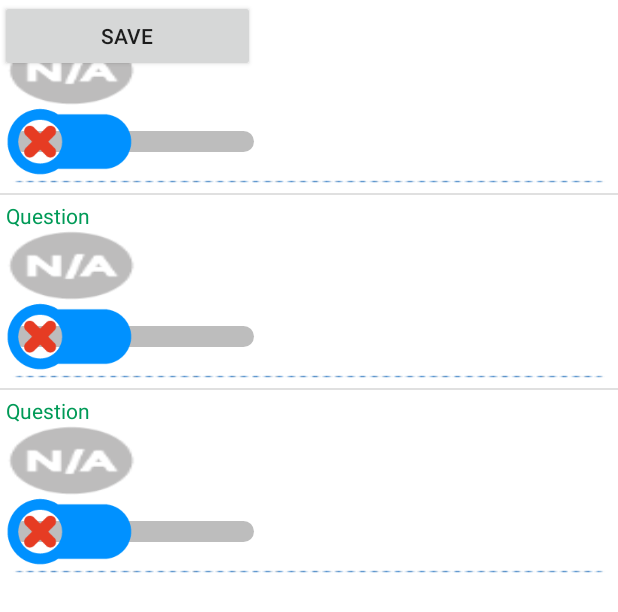
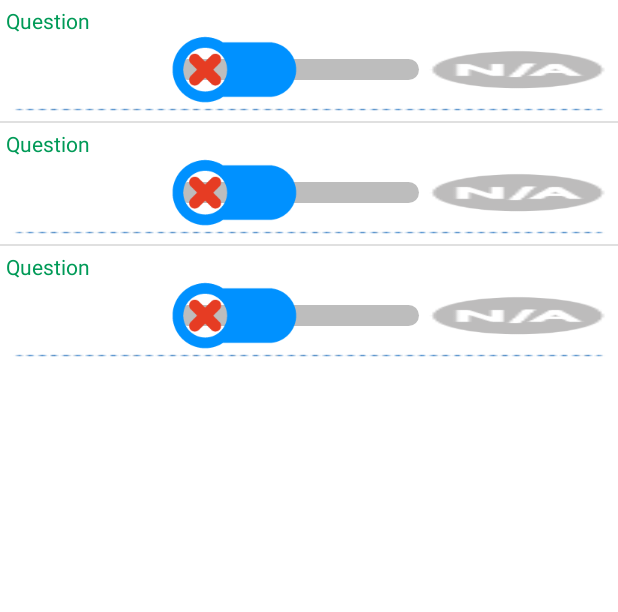
Before and after one commit to CityOfGosnells2015/DIYBusinessSecurity, an Android app: the layout fragment_checklist.xml on its own in the app's theme, with its tools: preview values and no code run, on a phone screen of 412 x 824 dp. Shown: the top 612 px of the screen. Run offline under Robolectric (Android 15) with nearby library versions, the phone set to English and light mode, and no system bars.

Commit message:
fixed checklist question positions

```diff
--- a/App/CityOfGosnellsDIYBusinessSecurity/app/src/main/res/drawable/button_na_effect.xml
+++ b/App/CityOfGosnellsDIYBusinessSecurity/app/src/main/res/drawable/button_na_effect.xml
@@ -7,12 +7,19 @@
 
     <item android:state_focused="true"
         android:state_pressed="false"
-        android:drawable="@drawable/ic_na" />
+        android:drawable="@drawable/ic_na"
+        android:layout_width="20px"
+        android:layout_height="40px"/>
     <item android:state_focused="true"
         android:state_pressed="true"
-        android:drawable="@drawable/ic_na_green" />
+        android:drawable="@drawable/ic_na_green"
+        android:layout_width="20px"
+        android:layout_height="40px"/>
     <item android:state_focused="false"
         android:state_pressed="true"
-        android:drawable="@drawable/ic_na_green" />
-    <item android:drawable="@drawable/ic_na" />
+        android:drawable="@drawable/ic_na_green"
+        android:layout_width="20px"
+        android:layout_height="40px"/>
+    <item android:drawable="@drawable/ic_na"
+     />
 </selector>
--- a/App/CityOfGosnellsDIYBusinessSecurity/app/src/main/res/layout/activity_display_checklist.xml
+++ b/App/CityOfGosnellsDIYBusinessSecurity/app/src/main/res/layout/activity_display_checklist.xml
@@ -13,27 +13,44 @@
         android:textColor="#009A57"
         android:text="Question" />
 
+<LinearLayout
+    android:layout_width="match_parent"
+    android:layout_height="match_parent">
 
-    <Button
-        android:id="@+id/myButton"
-        android:layout_width="wrap_content"
-        android:layout_height="wrap_content"
-        android:background="@drawable/button_na_effect"
-        android:thumb="@drawable/button_na_effect"
-        android:onClick="btnNAClick"
-        android:switchMinWidth="0dp"
-
-        />
     <Switch
         android:id="@+id/mySwitch"
+
+        android:paddingLeft="2px"
+        android:layout_marginRight="2px"
         android:layout_width="wrap_content"
         android:layout_height="wrap_content"
         android:background="@null"
         android:thumb="@drawable/button_effect"
-        android:switchMinWidth="0dp"
+        android:layout_weight="0.5"
+
+        android:layout_centerHorizontal="true"
+
 
         />
+    <Button
+        android:id="@+id/myButton"
 
+        android:layout_width="20px"
+        android:layout_height="40px"
+        android:paddingLeft="2px"
+        android:layout_marginRight="2px"
+        android:background="@drawable/button_na_effect"
+        android:thumb="@drawable/button_na_effect"
+        android:onClick="btnNAClick"
+        android:layout_weight="0.5"
+
+
+
+        android:layout_centerHorizontal="true"
+
+
+        />
+</LinearLayout>
     <ImageView
         android:id="@+id/dottedLine"
         android:layout_width="match_parent"
--- a/App/CityOfGosnellsDIYBusinessSecurity/app/src/main/res/layout/fragment_checklist.xml
+++ b/App/CityOfGosnellsDIYBusinessSecurity/app/src/main/res/layout/fragment_checklist.xml
@@ -17,10 +17,10 @@
         android:layout_height="wrap_content"
         android:text="Save"
         android:id="@+id/btnSave"
-        android:visibility="visible"
+        android:visibility="invisible"
         android:onClick="saveAnswers"
         android:layout_alignParentBottom="true"
         android:layout_centerHorizontal="true"
-        />
+        android:layout_gravity="center_horizontal|bottom" />
 
 </FrameLayout>
```
Also changed, not shown: App/CityOfGosnellsDIYBusinessSecurity/app/src/main/java/com/mylayouts/jm/cityofgosnellsdiybusinesssecurity/ChecklistAdapter.java (+23 -9 lines), App/CityOfGosnellsDIYBusinessSecurity/app/src/main/java/com/mylayouts/jm/cityofgosnellsdiybusinesssecurity/ChecklistFragmentActivity.java (+20 -9 lines), App/CityOfGosnellsDIYBusinessSecurity/app/src/main/res/drawable/button_effect.xml (+9 -4 lines), 1 other file.
